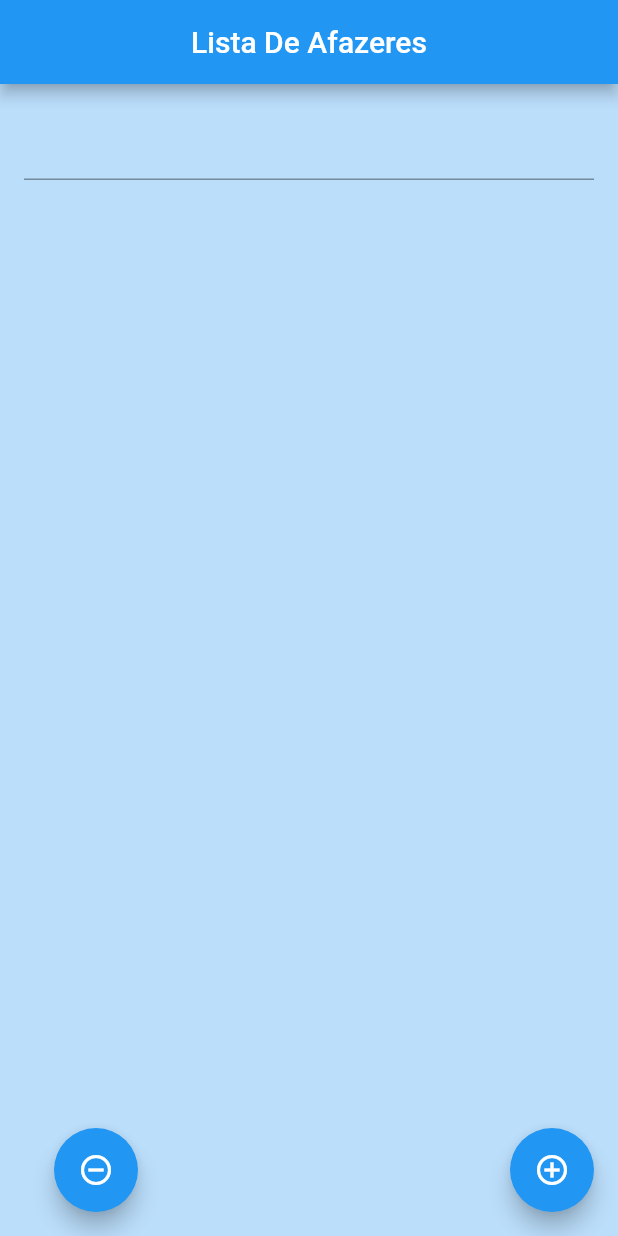
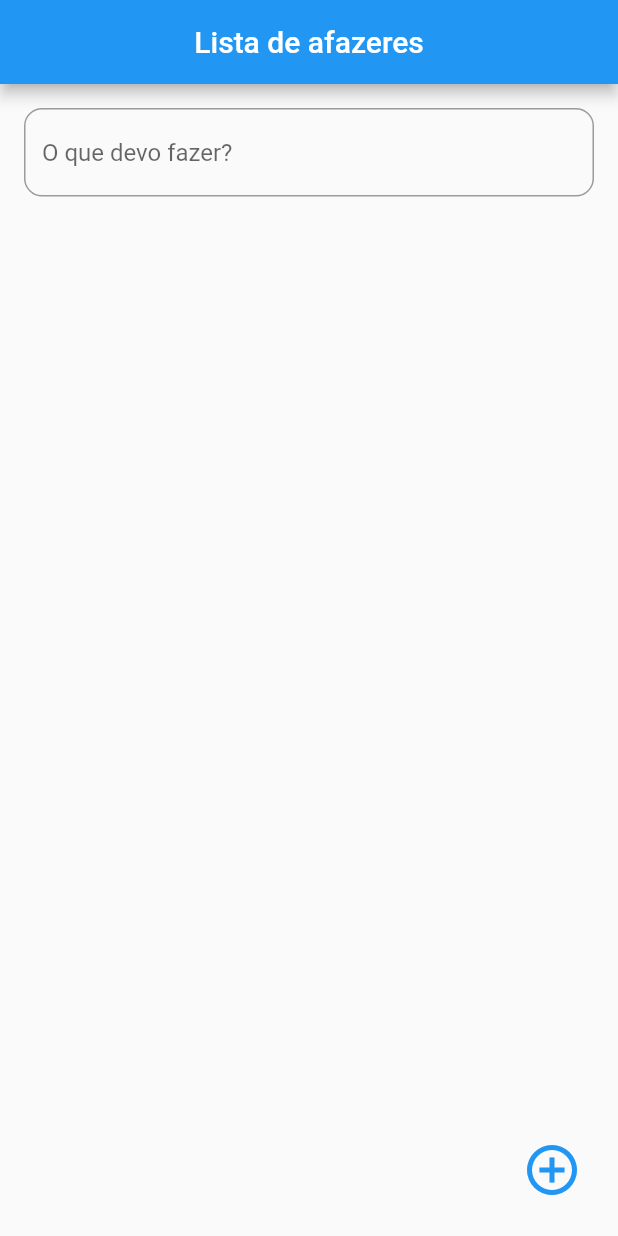
Before and after one commit to e-medeiros1/todo_list, a Flutter app: the screen it shows after launch, after a tap on the "add circle outline" icon, on a phone screen of 412 x 824 dp. Run offline on Flutter 3.47's test engine with Material 2 defaults, Android fonts, the phone set to English and light mode, and no system bars; our stand-ins replace get.

Commit message:
Refactoring and implement GetX

```diff
--- /dev/null
+++ b/lib/pages/home/controller/todo_controller.dart
@@ -0,0 +1,18 @@
+import 'package:flutter/material.dart';
+import 'package:get/get.dart';
+
+class TodoController extends GetxController {
+  var list = [].obs;
+
+  addNotes(TextEditingController getxcontroller) {
+    if (getxcontroller.text.isEmpty) return;
+    list.add(getxcontroller.text);
+    getxcontroller.clear();
+    update();
+  }
+
+  removeNotes(int index) {
+    list.removeAt(index);
+    update();
+  }
+}
--- a/lib/pages/home/home_page.dart
+++ b/lib/pages/home/home_page.dart
@@ -1,20 +1,22 @@
 import 'package:flutter/material.dart';
+import 'package:get/get.dart';
+import 'package:to_do_list/pages/home/controller/todo_controller.dart';
+import 'package:to_do_list/pages/home/widgets/dismisseble_item.dart';
 
-import 'widgets/floating_button.dart';
+import 'widgets/custom_icon_button.dart';
 import 'widgets/input.dart';
-
 
 class HomePage extends StatefulWidget {
   const HomePage({Key? key}) : super(key: key);
 
-
   @override
+  // ignore: library_private_types_in_public_api
   _HomePageState createState() => _HomePageState();
 }
 
 class _HomePageState extends State<HomePage> {
-  final TextEditingController _textEditingController = TextEditingController();
-  List<String> lista = [];
+  final TextEditingController controller = TextEditingController();
+  final instance = Get.put(TodoController());
 
   @override
   Widget build(BuildContext context) {
@@ -23,34 +25,28 @@ class _HomePageState extends State<HomePage> {
         backgroundColor: Colors.blue,
         title: const Center(
           child: Text(
-            'Lista De Afazeres',
+            'Lista de afazeres',
             style: TextStyle(color: Colors.white),
           ),
         ),
       ),
       body: Container(
-        color: Colors.blue[100],
         padding: const EdgeInsets.all(16),
-        child: Column(
+        child: GetX<TodoController>(
+          init: TodoController(),
+          builder: (instance) => Column(
             children: [
-            Input(textEditingController: _textEditingController),
+              Input(controller: controller),
               Container(
                 padding: const EdgeInsets.all(10),
                 height: 310,
-              child: ListView.separated(
-                separatorBuilder: (context, index) => const Divider(),
-                itemCount: lista.length,
+                child: ListView.builder(
+                  itemCount: instance.list.length,
                   itemBuilder: (context, index) {
-                  return ListTile(
-                    onLongPress: () {
-                      setState(() {
-                        lista.removeAt(index);
-                      });
-                    },
-                    title: Text(
-                      lista[index],
-                      style: const TextStyle(fontSize: 15),
-                    ),
+                    return DismissebleItem(
+                      title: instance.list[index],
+                      onDismissed: (_) => instance.removeNotes(index),
+                      key: ValueKey(instance.list[index]),
                     );
                   },
                 ),
@@ -58,39 +54,9 @@ class _HomePageState extends State<HomePage> {
             ],
           ),
         ),
-      floatingActionButton: SizedBox(
-        width: 360,
-        child: Row(
-          mainAxisAlignment: MainAxisAlignment.spaceBetween,
-          crossAxisAlignment: CrossAxisAlignment.end,
-          children: [
-            FloatingButton(
-              onPressed: () {
-                setState(() {
-                  lista.removeLast();
-                });
-                _textEditingController.clear();
-              },
-
-              icon: const Icon(Icons.remove_circle_outline_outlined),
-
-
       ),
-            FloatingButton(
-                onPressed: () {
-                  if (_textEditingController.text.isNotEmpty) {
-                    setState(() {
-                      lista.add(_textEditingController.text);
-                    });
-                    _textEditingController.clear();
-                  }
-                },
-
-                icon: const Icon(Icons.add_circle_outline))
-
-          ],
-        ),
-      ),
+      floatingActionButton:
+          CustomIconButton(onPressed: () => instance.addNotes(controller)),
     );
   }
 }
--- /dev/null
+++ b/lib/pages/home/widgets/custom_icon_button.dart
@@ -0,0 +1,18 @@
+import 'package:flutter/material.dart';
+
+// ignore: must_be_immutable
+class CustomIconButton extends StatelessWidget {
+  void Function()? onPressed;
+
+  CustomIconButton({Key? key, required this.onPressed}) : super(key: key);
+
+  @override
+  Widget build(BuildContext context) {
+    return IconButton(
+      onPressed: onPressed,
+      color: Colors.blue,
+      iconSize: 40,
+      icon: const Icon(Icons.add_circle_outline, color: Colors.blue, size: 40),
+    );
+  }
+}
--- a/lib/pages/home/widgets/floating_button.dart
+++ /dev/null
@@ -1,17 +0,0 @@
-import 'package:flutter/material.dart';
-
-// ignore: must_be_immutable
-class FloatingButton extends StatelessWidget {
-  void Function()? onPressed;
-  Icon icon;
-  FloatingButton({Key? key, required this.onPressed, required this.icon}) : super(key: key);
-
-  @override
-  Widget build(BuildContext context) {
-    return FloatingActionButton(
-      backgroundColor: Colors.blue,
-      onPressed: onPressed,
-      child: icon,
-    );
-  }
-}
--- a/lib/pages/home/widgets/input.dart
+++ b/lib/pages/home/widgets/input.dart
@@ -1,17 +1,21 @@
 import 'package:flutter/material.dart';
 
 class Input extends StatelessWidget {
-  const Input({
-    Key? key,
-    required TextEditingController textEditingController,
-  }) : _textEditingController = textEditingController, super(key: key);
-
-  final TextEditingController _textEditingController;
+  TextEditingController controller = TextEditingController();
+  Input({
+    required this.controller,
+  });
 
   @override
   Widget build(BuildContext context) {
     return TextField(
-      controller: _textEditingController,
+      decoration: InputDecoration(
+        hintText: 'O que devo fazer?',
+        border: OutlineInputBorder(
+          borderRadius: BorderRadius.circular(12),
+        ),
+      ),
+      controller: controller,
     );
   }
 }
--- a/pubspec.yaml
+++ b/pubspec.yaml
@@ -33,7 +33,8 @@ dependencies:
 
   # The following adds the Cupertino Icons font to your application.
   # Use with the CupertinoIcons class for iOS style icons.
-  cupertino_icons: ^1.0.2
+  cupertino_icons: ^1.0.5
+  get: ^4.6.5
 
 dev_dependencies:
   flutter_test:
@@ -44,7 +45,7 @@ dev_dependencies:
   # activated in the `analysis_options.yaml` file located at the root of your
   # package. See that file for information about deactivating specific lint
   # rules and activating additional ones.
-  flutter_lints: ^1.0.0
+  flutter_lints: ^2.0.1
 
 # For information on the generic Dart part of this file, see the
 # following page: https://dart.dev/tools/pub/pubspec
```
Also changed, not shown: lib/pages/home/widgets/dismisseble_item.dart (added, +63 -0 lines), pubspec.lock, 3 other files. Lines whose indentation alone changed are shown as unchanged.
